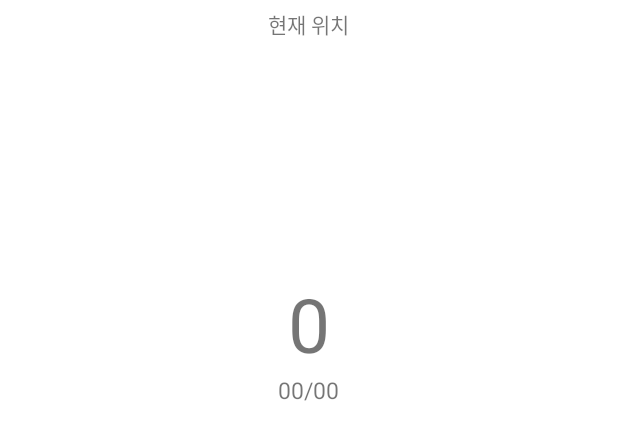
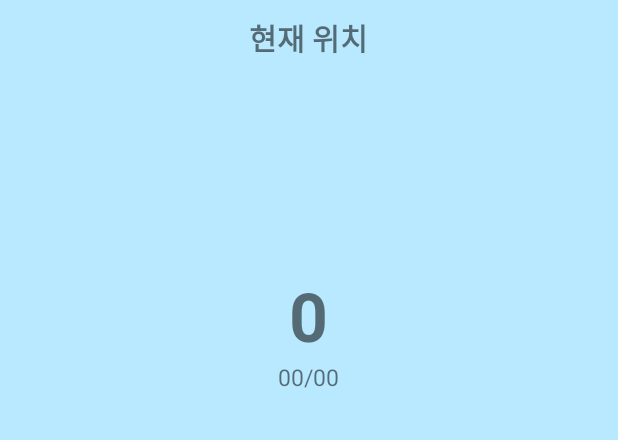
Before and after one commit to yuuuzzzin/WTW-weather-app, an Android app: the layout activity_main.xml on its own in the app's theme, with its tools: preview values and no code run, on a phone screen of 412 x 824 dp. Shown: the top 440 px of the screen. Run offline under Robolectric (Android 15) with nearby library versions, the phone set to English and light mode, and no system bars.

Commit message:
메인화면 구성요소 수정

```diff
--- a/app/src/main/res/layout/activity_main.xml
+++ b/app/src/main/res/layout/activity_main.xml
@@ -1,10 +1,12 @@
 <?xml version="1.0" encoding="utf-8"?>
-<androidx.constraintlayout.widget.ConstraintLayout xmlns:android="http://schemas.android.com/apk/res/android"
+<androidx.constraintlayout.widget.ConstraintLayout
+    xmlns:android="http://schemas.android.com/apk/res/android"
     xmlns:app="http://schemas.android.com/apk/res-auto"
     xmlns:tools="http://schemas.android.com/tools"
     android:layout_width="match_parent"
     android:layout_height="match_parent"
-    tools:context=".MainActivity">
+    tools:context=".MainActivity"
+    android:background="#B8E9FF">
 
     <LinearLayout
         android:id="@+id/linearLayout"
@@ -21,26 +23,29 @@
             android:layout_width="wrap_content"
             android:layout_height="wrap_content"
             android:text="현재 위치"
-            android:layout_margin="5dp"/>
+            android:layout_margin="10dp"
+            android:textSize="20dp"
+            android:textStyle="bold"/>
 
         <ImageView
             android:id="@+id/currentWeatherImage"
-            android:layout_width="150dp"
-            android:layout_height="150dp" />
+            android:layout_width="130dp"
+            android:layout_height="130dp" />
 
         <TextView
             android:id="@+id/currentTempText"
             android:layout_width="wrap_content"
             android:layout_height="wrap_content"
             android:text="0"
-            android:textSize="50dp" />
+            android:textSize="45dp"
+            android:textStyle="bold"/>
 
         <TextView
             android:id="@+id/maxandminTempText"
             android:layout_width="wrap_content"
             android:layout_height="wrap_content"
             android:text="00/00"
-            android:textSize="15dp"/>
+            android:textSize="15dp" />
 
     </LinearLayout>
 
@@ -48,12 +53,14 @@
         android:id="@+id/scrollView"
         android:layout_width="match_parent"
         android:layout_height="0dp"
-        app:layout_constraintTop_toBottomOf="@+id/linearLayout">
+        app:layout_constraintTop_toBottomOf="@+id/linearLayout"
+        android:layout_marginTop="5dp">
 
         <androidx.recyclerview.widget.RecyclerView
             android:id="@+id/hourlyWeatherRecycler"
             android:layout_width="match_parent"
-            android:layout_height="wrap_content">
+            android:layout_height="wrap_content"
+            android:layout_marginTop="20dp">
 
         </androidx.recyclerview.widget.RecyclerView>
 
```
